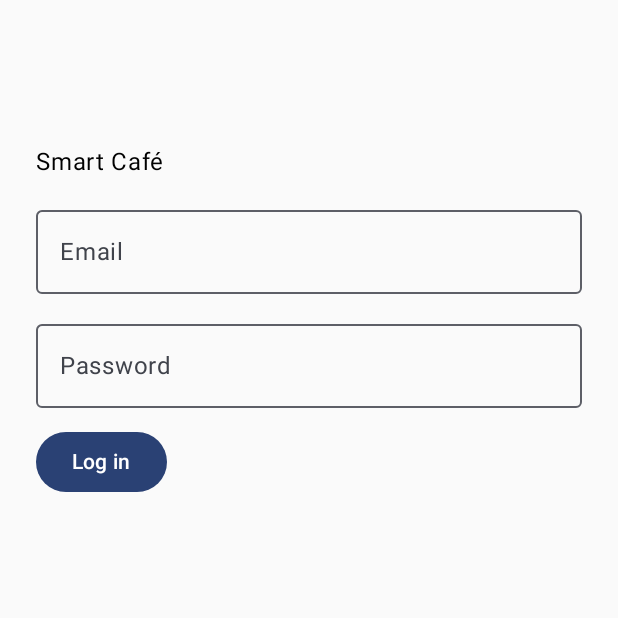
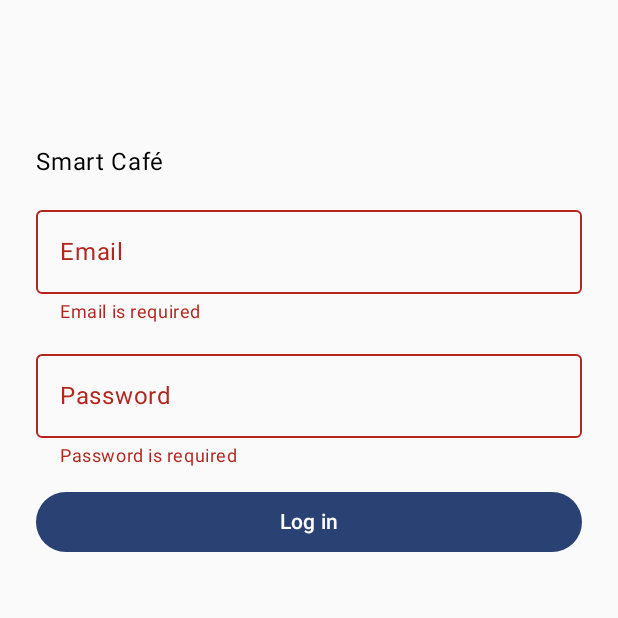
Before and after one commit to noah-bosman/smartcafe, an Android app built with Jetpack Compose: the screen it shows after launch (MainActivity), after a tap on "Log in", on a phone screen of 412 x 824 dp, the top half of it. Run offline under Robolectric (Android 15) with nearby library versions, the phone set to English and light mode, and no system bars; our stand-ins replace Firebase (no records; nobody signed in at launch, a user with empty details on screens opened directly).

Commit message:
CAFE-02 Login & Logout (#4)
Closes #2

```diff
--- a/app/src/main/java/land/noah/smartcafe/MainActivity.kt
+++ b/app/src/main/java/land/noah/smartcafe/MainActivity.kt
@@ -4,6 +4,12 @@ import android.os.Bundle
 import androidx.activity.ComponentActivity
 import androidx.activity.compose.setContent
 import androidx.activity.enableEdgeToEdge
+import androidx.compose.runtime.getValue
+import androidx.compose.runtime.mutableStateOf
+import androidx.compose.runtime.remember
+import androidx.compose.runtime.setValue
+import com.google.firebase.auth.FirebaseAuth
+import land.noah.smartcafe.ui.screens.CustomerHomeScreen
 import land.noah.smartcafe.ui.screens.LoginScreen
 import land.noah.smartcafe.ui.theme.SmartCafeTheme
 
@@ -13,7 +19,26 @@ class MainActivity : ComponentActivity() {
         enableEdgeToEdge()
         setContent {
             SmartCafeTheme {
-                LoginScreen()
+                val auth = FirebaseAuth.getInstance()
+
+                var isLoggedIn by remember {
+                    mutableStateOf(auth.currentUser != null)
+                }
+
+                if (isLoggedIn) {
+                    CustomerHomeScreen(
+                        onLogout = {
+                            auth.signOut()
+                            isLoggedIn = false
+                        }
+                    )
+                } else {
+                    LoginScreen(
+                        onLoginSuccess = {
+                            isLoggedIn = true
+                        }
+                    )
+                }
             }
         }
     }
--- a/app/src/main/java/land/noah/smartcafe/ui/screens/LoginScreen.kt
+++ b/app/src/main/java/land/noah/smartcafe/ui/screens/LoginScreen.kt
@@ -1,5 +1,6 @@
 package land.noah.smartcafe.ui.screens
 
+import android.util.Patterns
 import androidx.compose.foundation.layout.Arrangement
 import androidx.compose.foundation.layout.Column
 import androidx.compose.foundation.layout.fillMaxSize
@@ -18,11 +19,21 @@ import androidx.compose.ui.Modifier
 import androidx.compose.ui.text.input.KeyboardType
 import androidx.compose.ui.text.input.PasswordVisualTransformation
 import androidx.compose.ui.unit.dp
+import com.google.firebase.auth.FirebaseAuth
 
 @Composable
-fun LoginScreen() {
+fun LoginScreen(
+    onLoginSuccess: () -> Unit = {}
+) {
     var email by rememberSaveable { mutableStateOf("") }
     var password by rememberSaveable { mutableStateOf("") }
+
+    val auth = FirebaseAuth.getInstance()
+
+    var emailError by rememberSaveable { mutableStateOf<String?>(null) }
+    var passwordError by rememberSaveable { mutableStateOf<String?>(null) }
+    var loginError by rememberSaveable { mutableStateOf<String?>(null) }
+    var isLoading by rememberSaveable { mutableStateOf(false) }
 
     Column(
         modifier = Modifier
@@ -34,9 +45,20 @@ fun LoginScreen() {
 
         OutlinedTextField(
             value = email,
-            onValueChange = { email = it },
+            onValueChange = {
+                email = it
+                emailError = null
+                loginError = null
+            },
             modifier = Modifier.fillMaxWidth(),
             label = { Text("Email") },
+            singleLine = true,
+            isError = emailError != null,
+            supportingText = {
+                emailError?.let {
+                    Text(it)
+                }
+            },
             keyboardOptions = KeyboardOptions(
                 keyboardType = KeyboardType.Email
             )
@@ -44,16 +66,70 @@ fun LoginScreen() {
 
         OutlinedTextField(
             value = password,
-            onValueChange = { password = it },
+            onValueChange = {
+                password = it
+                passwordError = null
+                loginError = null
+            },
             modifier = Modifier.fillMaxWidth(),
             label = { Text("Password") },
+            singleLine = true,
+            isError = passwordError != null,
+            supportingText = {
+                passwordError?.let {
+                    Text(it)
+                }
+            },
             visualTransformation = PasswordVisualTransformation()
         )
 
         Button(
-            onClick = { }
+            onClick = {
+                emailError = when {
+                    email.isBlank() -> "Email is required"
+                    !Patterns.EMAIL_ADDRESS.matcher(email).matches() ->
+                        "Enter a valid email address"
+                    else -> null
+                }
+
+                passwordError = when {
+                    password.isBlank() -> "Password is required"
+                    else -> null
+                }
+
+                val formIsValid =
+                    emailError == null &&
+                            passwordError == null
+
+                if (formIsValid) {
+                    loginError = null
+                    isLoading = true
+
+                    auth.signInWithEmailAndPassword(
+                        email.trim(),
+                        password
+                    ).addOnCompleteListener { task ->
+                        isLoading = false
+
+                        if (task.isSuccessful) {
+                            onLoginSuccess()
+                        } else {
+                            loginError = "Invalid email or password"
+                        }
+                    }
+                }
+            },
+            modifier = Modifier.fillMaxWidth(),
+            enabled = !isLoading
         ) {
-            Text("Log in")
+            Text(
+                if (isLoading) "Logging in..."
+                else "Log in"
+            )
+        }
+
+        loginError?.let {
+            Text(it)
         }
     }
 }
```
Also changed, not shown: app/src/main/java/land/noah/smartcafe/ui/screens/CustomerHomeScreen.kt (added, +39 -0 lines), 2 other files.
